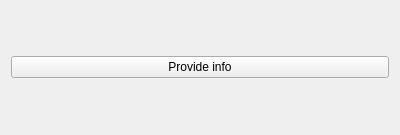
Before: the Qt Designer form QDialogElement/qDialogDemo/widget.ui in eduardorasgado/RoadtoQt5, drawn with Qt 5.
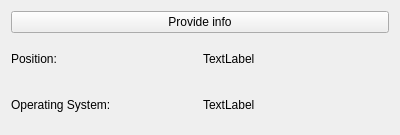
After: the same form once the commit is applied.

Commit message: data to label in main wid

```diff
--- a/QDialogElement/qDialogDemo/widget.ui
+++ b/QDialogElement/qDialogDemo/widget.ui
@@ -13,7 +13,7 @@
   <property name="windowTitle">
    <string>Widget</string>
   </property>
-  <layout class="QHBoxLayout" name="horizontalLayout">
+  <layout class="QVBoxLayout" name="verticalLayout_3">
    <item>
     <widget class="QPushButton" name="pushButton_provideinfo">
      <property name="text">
@@ -21,6 +21,46 @@
      </property>
     </widget>
    </item>
+   <item>
+    <layout class="QHBoxLayout" name="horizontalLayout">
+     <item>
+      <layout class="QVBoxLayout" name="verticalLayout">
+       <item>
+        <widget class="QLabel" name="label">
+         <property name="text">
+          <string>Position: </string>
+         </property>
+        </widget>
+       </item>
+       <item>
+        <widget class="QLabel" name="label_2">
+         <property name="text">
+          <string>Operating System:</string>
+         </property>
+        </widget>
+       </item>
+      </layout>
+     </item>
+     <item>
+      <layout class="QVBoxLayout" name="verticalLayout_2">
+       <item>
+        <widget class="QLabel" name="label_position">
+         <property name="text">
+          <string>TextLabel</string>
+         </property>
+        </widget>
+       </item>
+       <item>
+        <widget class="QLabel" name="label_os">
+         <property name="text">
+          <string>TextLabel</string>
+         </property>
+        </widget>
+       </item>
+      </layout>
+     </item>
+    </layout>
+   </item>
   </layout>
  </widget>
  <layoutdefault spacing="6" margin="11"/>
```
The commit also changes 2 other files.
